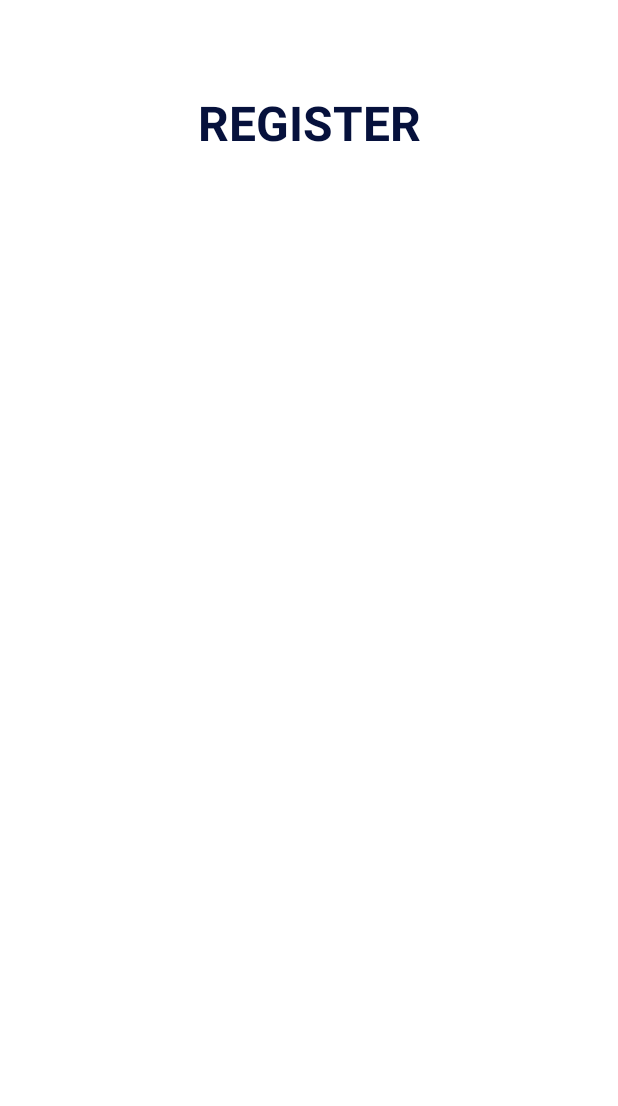
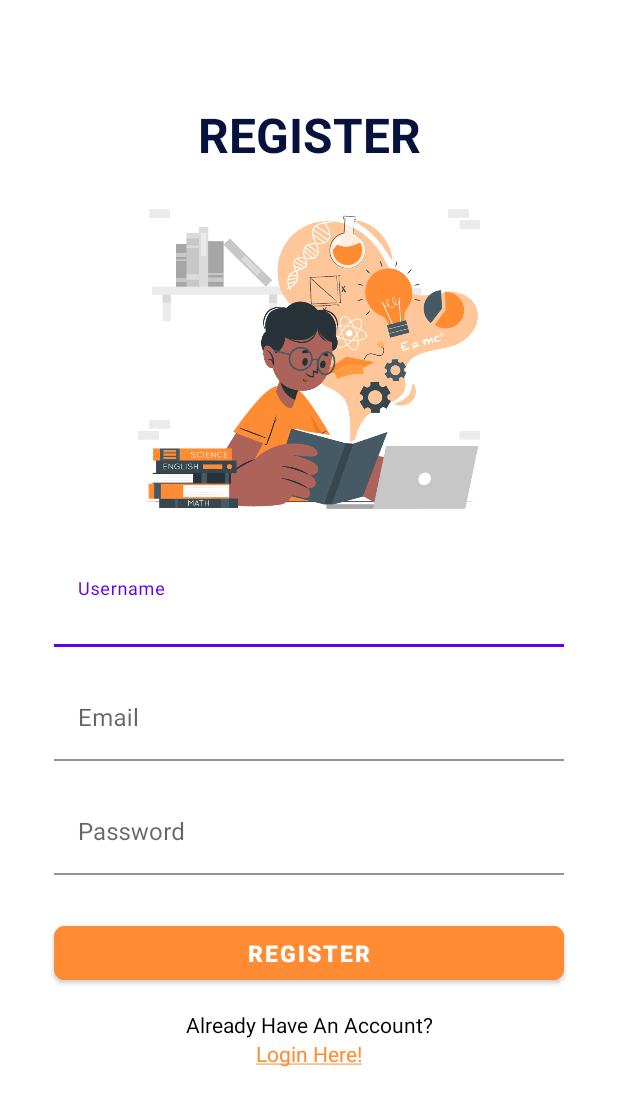
Before and after one commit to shypotatosage/iScoreADProgTech, an Android app: the screen it shows after launch (RegisterActivity), on a phone screen of 412 x 824 dp. Shown: the top 1106 px of the screen. Run offline under Robolectric (Android 15) with nearby library versions, the phone set to English and light mode, and no system bars.

Commit message:
Register Screen

```diff
--- a/app/src/main/res/layout/activity_register.xml
+++ b/app/src/main/res/layout/activity_register.xml
@@ -6,11 +6,103 @@
     android:layout_height="match_parent"
     tools:context=".RegisterActivity">
 
+    <ScrollView
+        android:layout_width="match_parent"
+        android:layout_height="match_parent">
+
+        <LinearLayout
+            android:layout_width="match_parent"
+            android:layout_height="wrap_content"
+            android:orientation="vertical">
+
+            <androidx.constraintlayout.widget.ConstraintLayout
+                android:layout_width="match_parent"
+                android:layout_height="wrap_content">
+
                 <TextView
-        android:id="@+id/textView"
+                    android:id="@+id/textView5"
                     android:layout_width="wrap_content"
                     android:layout_height="wrap_content"
-        android:layout_marginTop="60dp"
+                    android:text="@string/loginHere"
+                    android:textColor="#FF8C32"
+                    app:layout_constraintEnd_toEndOf="parent"
+                    app:layout_constraintStart_toStartOf="parent"
+                    app:layout_constraintTop_toBottomOf="@+id/textView4" />
+
+                <TextView
+                    android:id="@+id/textView4"
+                    android:layout_width="wrap_content"
+                    android:layout_height="wrap_content"
+                    android:layout_marginTop="14dp"
+                    android:text="Already Have An Account?"
+                    android:textColor="#000000"
+                    app:layout_constraintEnd_toEndOf="parent"
+                    app:layout_constraintStart_toStartOf="parent"
+                    app:layout_constraintTop_toBottomOf="@+id/button" />
+
+                <Button
+                    android:id="@+id/button"
+                    android:layout_width="340dp"
+                    android:layout_height="wrap_content"
+                    android:layout_marginTop="28dp"
+                    android:backgroundTint="#FF8C32"
+                    android:text="Register"
+                    android:textSize="15sp"
+                    android:textStyle="bold"
+                    app:cornerRadius="7.5dp"
+                    app:layout_constraintEnd_toEndOf="parent"
+                    app:layout_constraintStart_toStartOf="parent"
+                    app:layout_constraintTop_toBottomOf="@+id/passwordTIL" />
+
+                <ImageView
+                    android:id="@+id/imageView"
+                    android:layout_width="wrap_content"
+                    android:layout_height="200dp"
+                    android:layout_marginTop="28dp"
+                    app:layout_constraintEnd_toEndOf="parent"
+                    app:layout_constraintStart_toStartOf="parent"
+                    app:layout_constraintTop_toBottomOf="@+id/registerTV"
+                    app:srcCompat="@drawable/_437681" />
+
+                <com.google.android.material.textfield.TextInputLayout
+                    android:id="@+id/usernameTIL"
+                    android:layout_width="wrap_content"
+                    android:layout_height="wrap_content"
+                    android:layout_marginTop="36dp"
+                    app:boxBackgroundColor="#000000"
+                    app:layout_constraintEnd_toEndOf="parent"
+                    app:layout_constraintStart_toStartOf="parent"
+                    app:layout_constraintTop_toBottomOf="@+id/imageView">
+
+                    <com.google.android.material.textfield.TextInputEditText
+                        android:layout_width="340dp"
+                        android:layout_height="wrap_content"
+                        android:background="#FFFFFF"
+                        android:hint="Username"
+                        app:hintEnabled="false" />
+                </com.google.android.material.textfield.TextInputLayout>
+
+                <com.google.android.material.textfield.TextInputLayout
+                    android:id="@+id/passwordTIL"
+                    android:layout_width="wrap_content"
+                    android:layout_height="wrap_content"
+                    android:layout_marginTop="20dp"
+                    app:layout_constraintEnd_toEndOf="parent"
+                    app:layout_constraintStart_toStartOf="parent"
+                    app:layout_constraintTop_toBottomOf="@+id/emailTIL">
+
+                    <com.google.android.material.textfield.TextInputEditText
+                        android:layout_width="340dp"
+                        android:layout_height="wrap_content"
+                        android:backgroundTint="#FFFFFF"
+                        android:hint="Password" />
+                </com.google.android.material.textfield.TextInputLayout>
+
+                <TextView
+                    android:id="@+id/registerTV"
+                    android:layout_width="wrap_content"
+                    android:layout_height="wrap_content"
+                    android:layout_marginTop="68dp"
                     android:text="REGISTER"
                     android:textColor="#06113C"
                     android:textSize="32sp"
@@ -18,4 +110,24 @@
                     app:layout_constraintEnd_toEndOf="parent"
                     app:layout_constraintStart_toStartOf="parent"
                     app:layout_constraintTop_toTopOf="parent" />
+
+                <com.google.android.material.textfield.TextInputLayout
+                    android:id="@+id/emailTIL"
+                    android:layout_width="wrap_content"
+                    android:layout_height="wrap_content"
+                    android:layout_marginTop="20dp"
+                    app:layout_constraintEnd_toEndOf="parent"
+                    app:layout_constraintStart_toStartOf="parent"
+                    app:layout_constraintTop_toBottomOf="@+id/usernameTIL">
+
+                    <com.google.android.material.textfield.TextInputEditText
+                        android:layout_width="340dp"
+                        android:layout_height="wrap_content"
+                        android:backgroundTint="#FFFFFF"
+                        android:hint="Email" />
+                </com.google.android.material.textfield.TextInputLayout>
             </androidx.constraintlayout.widget.ConstraintLayout>
+        </LinearLayout>
+    </ScrollView>
+
+</androidx.constraintlayout.widget.ConstraintLayout>
--- a/app/src/main/res/values/strings.xml
+++ b/app/src/main/res/values/strings.xml
@@ -1,3 +1,4 @@
 <resources>
     <string name="app_name">iScore</string>
+    <string name="loginHere"><u>Login Here!</u></string>
 </resources>
```
Also changed, not shown: app/src/main/res/drawable/_437681.png (added). Lines whose indentation alone changed are shown as unchanged.
